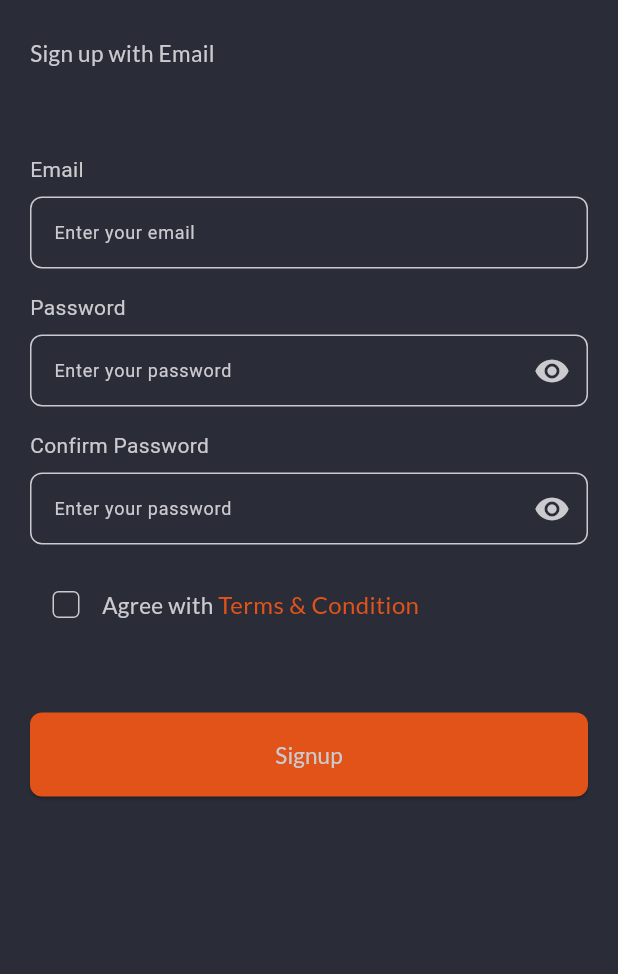
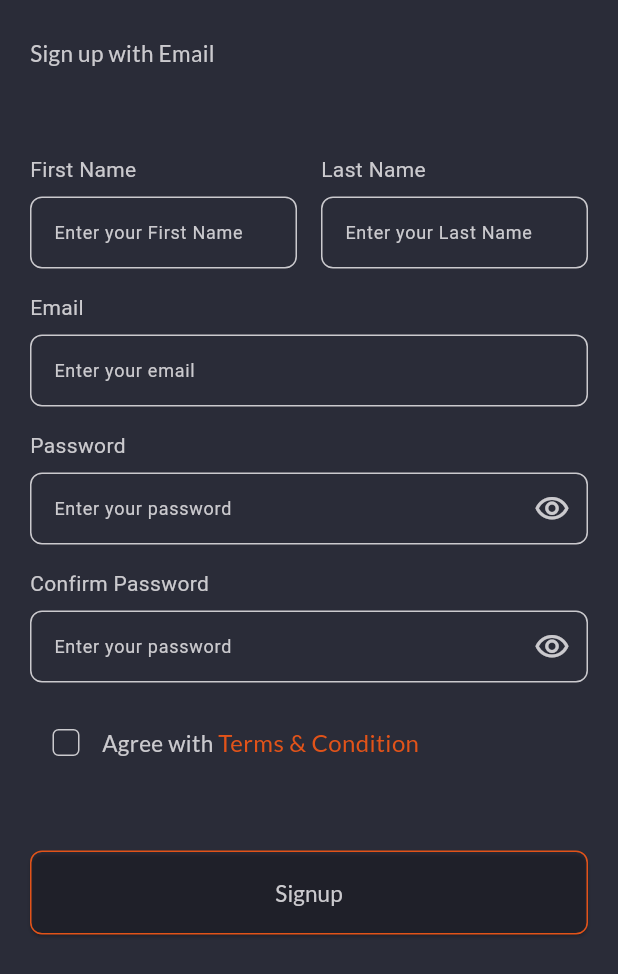
Before and after one commit to Karam-Salama/ecommerce, a Flutter app: the DefaultSignUpView screen opened by its route, on a phone screen of 412 x 824 dp. Shown: the top 974 px of the screen. Run offline on Flutter 3.47's test engine with Material 3 defaults, Android fonts, the phone set to English and light mode, and no system bars; our stand-ins replace cherry_toast, firebase_auth, firebase_core, flutter_bloc, get_it, go_router and 1 more; accounts and stored records are empty.

Commit message:
finsh signUp and fix Authcubit bug

```diff
--- a/lib/core/routes/app_router.dart
+++ b/lib/core/routes/app_router.dart
@@ -7,6 +7,7 @@ import '../../features/auth/presentation/views/default_sign_in_view.dart';
 import '../../features/auth/presentation/views/default_sign_up_view.dart';
 import '../../features/auth/presentation/views/sign_in_view.dart';
 import '../../features/auth/presentation/views/sign_up_view.dart';
+import '../../features/home/presentation/views/home_view.dart';
 import '../../features/splash/presentation/views/splash_view.dart';
 import '../../features/welcome/presentation/views/welcome_view.dart';
 
@@ -22,29 +23,33 @@ final GoRouter router = GoRouter(routes: [
   GoRoute(
     path: "/signup",
     builder: (context, state) => BlocProvider(
-      create: (context) => getIt<AuthCubit>(),
+      create: (context) => AuthCubit(),
       child: const SignUpView(),
     ),
   ),
   GoRoute(
     path: "/signUpDefault",
     builder: (context, state) => BlocProvider(
-      create: (context) => getIt<AuthCubit>(),
+      create: (context) => AuthCubit(),
       child: const DefaultSignUpView(),
     ),
   ),
   GoRoute(
     path: "/login",
     builder: (context, state) => BlocProvider(
-      create: (context) => getIt<AuthCubit>(),
+      create: (context) => AuthCubit(),
       child: const LoginView(),
     ),
   ),
   GoRoute(
     path: "/loginDefault",
     builder: (context, state) => BlocProvider(
-      create: (context) => getIt<AuthCubit>(),
+      create: (context) => AuthCubit(),
       child: const DefaultSignInView(),
     ),
   ),
+  GoRoute(
+    path: "/home",
+    builder: (context, state) => const HomeView(),
+  ),
 ]);
--- a/lib/core/utils/app_strings.dart
+++ b/lib/core/utils/app_strings.dart
@@ -24,6 +24,10 @@ abstract class AppStrings {
   static const String dontHaveAccount = "Don’t have any account yet?";
   static const String agreeWith = "Agree with ";
   static const String terms = "Terms & Condition";
+  static const String firstName = "First Name";
+  static const String lastName = "Last Name";
+  static const String enterFirstName = "Enter your First Name";
+  static const String enterLastName = "Enter your Last Name";
 
   // register screen
   static const String signUpToStarShop = "Sign up to STARSHOP";
--- a/lib/features/auth/presentation/auth_cubit/auth_state.dart
+++ b/lib/features/auth/presentation/auth_cubit/auth_state.dart
@@ -11,8 +11,24 @@ final class SignUpErrorState extends AuthState {
   SignUpErrorState({required this.errorMessage});
 }
 
+final class UpdateTermsAndConditionsState extends AuthState {}
+
+final class ObscurePasswordTextUpdateState extends AuthState {}
+
 final class SignInLoadingState extends AuthState {}
 
 final class SignInSuccessState extends AuthState {}
 
-final class SignInErrorState extends AuthState {}
+final class SignInErrorState extends AuthState {
+  final String errorMessage;
+  SignInErrorState({required this.errorMessage});
+}
+
+final class ResetPasswordLoadingState extends AuthState {}
+
+final class ResetPasswordSuccessState extends AuthState {}
+
+final class ResetPasswordErrorState extends AuthState {
+  final String errorMessage;
+  ResetPasswordErrorState({required this.errorMessage});
+}
--- a/lib/features/auth/presentation/widgets/custom_checkBox_widget.dart
+++ b/lib/features/auth/presentation/widgets/custom_checkBox_widget.dart
@@ -1,8 +1,10 @@
 // ignore_for_file: file_names
 
 import 'package:flutter/material.dart';
+import 'package:flutter_bloc/flutter_bloc.dart';
 
 import '../../../../core/utils/app_colors.dart';
+import '../auth_cubit/auth_cubit.dart';
 
 class CustomCheckBox extends StatefulWidget {
   const CustomCheckBox({super.key});
@@ -22,7 +24,9 @@ class _CustomCheckBoxState extends State<CustomCheckBox> {
       side: const BorderSide(color: AppColors.greyColor, width: 1.0),
       onChanged: (newValue) {
         setState(() {
-          value = newValue;
+          value = newValue!;
+          BlocProvider.of<AuthCubit>(context)
+              .updateTermsAndConditionsCheckbox(newValue: newValue);
         });
       },
     );
--- /dev/null
+++ b/lib/features/auth/presentation/widgets/custom_name_fields_row.dart
@@ -0,0 +1,40 @@
+import 'package:flutter/material.dart';
+
+import '../../../../core/utils/app_strings.dart';
+import 'cutom_textField.dart';
+
+class CustomNameFieldsRow extends StatelessWidget {
+  final Function(String) onFirstNameChanged;
+  final Function(String) onLastNameChanged;
+
+  const CustomNameFieldsRow({
+    super.key,
+    required this.onFirstNameChanged,
+    required this.onLastNameChanged,
+  });
+
+  @override
+  Widget build(BuildContext context) {
+    return Row(
+      children: [
+        Expanded(
+          child: CustomTextFormField(
+            labelText: AppStrings.firstName,
+            hintText: AppStrings.enterFirstName,
+            keyboardType: TextInputType.name,
+            onChanged: onFirstNameChanged,
+          ),
+        ),
+        const SizedBox(width: 16), // Space between fields
+        Expanded(
+          child: CustomTextFormField(
+            labelText: AppStrings.lastName,
+            hintText: AppStrings.enterLastName,
+            keyboardType: TextInputType.name,
+            onChanged: onLastNameChanged,
+          ),
+        ),
+      ],
+    );
+  }
+}
--- a/lib/features/auth/presentation/widgets/custom_signUp_form.dart
+++ b/lib/features/auth/presentation/widgets/custom_signUp_form.dart
@@ -1,11 +1,14 @@
+import 'package:cherry_toast/cherry_toast.dart';
 import 'package:ecommerce_app/features/auth/presentation/auth_cubit/auth_cubit.dart';
 import 'package:ecommerce_app/features/auth/presentation/auth_cubit/auth_state.dart';
 import 'package:flutter/material.dart';
 import 'package:flutter_bloc/flutter_bloc.dart';
 
+import '../../../../core/functions/navigation.dart';
 import '../../../../core/utils/app_colors.dart';
 import '../../../../core/utils/app_strings.dart';
 import '../../../../core/widgets/custom_btn.dart';
+import 'custom_name_fields_row.dart';
 import 'custom_terms_and_conds_widget.dart';
 import 'cutom_textField.dart';
 
@@ -15,17 +18,40 @@ class CustomSignUpForm extends StatelessWidget {
   @override
   Widget build(BuildContext context) {
     return BlocConsumer<AuthCubit, AuthState>(
-      listener: (context, state) {},
+      listener: (BuildContext context, state) {
+        if (state is SignUpSuccessState) {
+          showToast(context, "Successfully, Check Your Email To Verify Your Account");
+          Future.delayed(
+            const Duration(seconds: 2),
+            () {
+              customReplacementNavigate(context, '/home');
+            },
+          );
+        } else if (state is SignUpErrorState) {
+          showToast(context, state.errorMessage);
+        }
+      },
       builder: (context, state) {
+        AuthCubit authCubit = BlocProvider.of<AuthCubit>(context);
         return Form(
+          key: authCubit.signUpFormKey,
           child: Column(
             children: [
+              CustomNameFieldsRow(
+                onFirstNameChanged: (firstName) {
+                  authCubit.firstName = firstName;
+                },
+                onLastNameChanged: (lastName) {
+                  authCubit.lastName = lastName;
+                },
+              ),
+              const SizedBox(height: 16),
               CustomTextFormField(
                 labelText: AppStrings.email,
                 hintText: AppStrings.enterEmail,
                 keyboardType: TextInputType.emailAddress,
                 onChanged: (email) {
-                  BlocProvider.of<AuthCubit>(context).emailAddress = email;
+                  authCubit.emailAddress = email;
                 },
               ),
               const SizedBox(height: 16),
@@ -33,11 +59,20 @@ class CustomSignUpForm extends StatelessWidget {
                 labelText: AppStrings.password,
                 hintText: AppStrings.enterPassword,
                 keyboardType: TextInputType.visiblePassword,
-                obscureText: true,
-                suffixIcon:
-                    const Icon(Icons.visibility, color: AppColors.greyColor),
+                obscureText: authCubit.obscurePasswordTextValue,
+                suffixIcon: IconButton(
+                  icon: Icon(
+                    authCubit.obscurePasswordTextValue == true
+                        ? Icons.visibility_outlined
+                        : Icons.visibility_off_outlined,
+                    color: AppColors.greyColor,
+                  ),
+                  onPressed: () {
+                    authCubit.obscurePasswordText();
+                  },
+                ),
                 onChanged: (password) {
-                  BlocProvider.of<AuthCubit>(context).password = password;
+                  authCubit.password = password;
                 },
               ),
               const SizedBox(height: 16),
@@ -45,27 +80,60 @@ class CustomSignUpForm extends StatelessWidget {
                 labelText: AppStrings.confirmPassword,
                 hintText: AppStrings.enterPassword,
                 keyboardType: TextInputType.visiblePassword,
-                obscureText: true,
-                suffixIcon:
-                    const Icon(Icons.visibility, color: AppColors.greyColor),
+                obscureText: authCubit.obscurePasswordTextValue,
+                suffixIcon: IconButton(
+                  icon: Icon(
+                    authCubit.obscurePasswordTextValue == true
+                        ? Icons.visibility_outlined
+                        : Icons.visibility_off_outlined,
+                    color: AppColors.greyColor,
+                  ),
+                  onPressed: () {
+                    authCubit.obscurePasswordText();
+                  },
+                ),
                 onChanged: (confirmPassword) {
-                  BlocProvider.of<AuthCubit>(context).confirmPassword =
-                      confirmPassword;
+                  authCubit.confirmPassword = confirmPassword;
                 },
               ),
               const SizedBox(height: 16),
               const TermsAndConditionsWidget(),
               const SizedBox(height: 48),
-              CustomButton(
-                  text: AppStrings.signup,
-                  onPressed: () {
-                    BlocProvider.of<AuthCubit>(context)
-                        .signUpWithEmailAndPassword();
-                  }),
+              state is SignUpLoadingState
+                  ? const CircularProgressIndicator(
+                      color: AppColors.primaryColor,
+                    )
+                  : CustomButton(
+                      text: AppStrings.signup,
+                      color: authCubit.isTermsAndConditionsAccepted == true
+                          ? null
+                          : AppColors.transparent,
+                      borderColor: AppColors.primaryColor,
+                      onPressed: () async {
+                        if (authCubit.isTermsAndConditionsAccepted == true) {
+                          if (authCubit.signUpFormKey.currentState!
+                              .validate()) {
+                            await authCubit.signUpWithEmailAndPassword();
+                          }
+                        }
+                      }),
             ],
           ),
         );
       },
     );
   }
+
+  void showToast(BuildContext context, String message) {
+    CherryToast.success(
+      inheritThemeColors: true,
+      title: Text(
+        message,
+        style: const TextStyle(
+          color: Colors.black,
+        ),
+      ),
+      borderRadius: 0,
+    ).show(context);
+  }
 }
--- a/lib/features/auth/presentation/widgets/cutom_textField.dart
+++ b/lib/features/auth/presentation/widgets/cutom_textField.dart
@@ -7,7 +7,7 @@ import '../../../../core/utils/app_colors.dart';
 class CustomTextFormField extends StatelessWidget {
   final String labelText;
   final String hintText;
-  final bool obscureText;
+  final bool? obscureText;
   final TextInputType keyboardType;
   final Widget? suffixIcon;
   final Function(String)? onChanged;
@@ -35,9 +35,14 @@ class CustomTextFormField extends StatelessWidget {
         ),
         const SizedBox(height: 8),
         TextFormField(
+          validator: (value) {
+            if (value == null || value.isEmpty) {
+              return 'Please enter some text';
+            }
+          },
           onChanged: onChanged,
           onFieldSubmitted: onFieldSubmitted,
-          obscureText: obscureText,
+          obscureText: obscureText!,
           keyboardType: keyboardType,
           style: const TextStyle(color: AppColors.greyColor, fontSize: 12.0),
           decoration: InputDecoration(
--- a/lib/features/splash/presentation/views/splash_view.dart
+++ b/lib/features/splash/presentation/views/splash_view.dart
@@ -1,4 +1,5 @@
 import 'package:ecommerce_app/core/database/cache/cache_helper.dart';
+import 'package:firebase_auth/firebase_auth.dart';
 import 'package:flutter/material.dart';
 
 import '../../../../core/functions/navigation.dart';
@@ -18,7 +19,9 @@ class _SplashViewState extends State<SplashView> {
     bool welcomeVisited =
         getIt<CacheHelper>().getData(key: "welcomeVisited") ?? false;
     if (welcomeVisited) {
-      delayedNavigate(context, "/signup");
+      FirebaseAuth.instance.currentUser == null
+          ? delayedNavigate(context, "/signup")
+          : delayedNavigate(context, "/home");
     } else {
       delayedNavigate(context, "/welcome");
     }
--- a/pubspec.yaml
+++ b/pubspec.yaml
@@ -28,6 +28,7 @@ dependencies:
   # firebase dependencies
   firebase_core: ^3.4.0
   firebase_auth: ^5.2.0
+  cherry_toast: ^1.11.0
 
 
 # Dev dependencies specify other packages that your package needs in order to work.
```
Also changed, not shown: lib/features/auth/presentation/auth_cubit/auth_cubit.dart (+104 -13 lines), lib/features/home/presentation/views/home_view.dart (added, +31 -0 lines), pubspec.lock.
